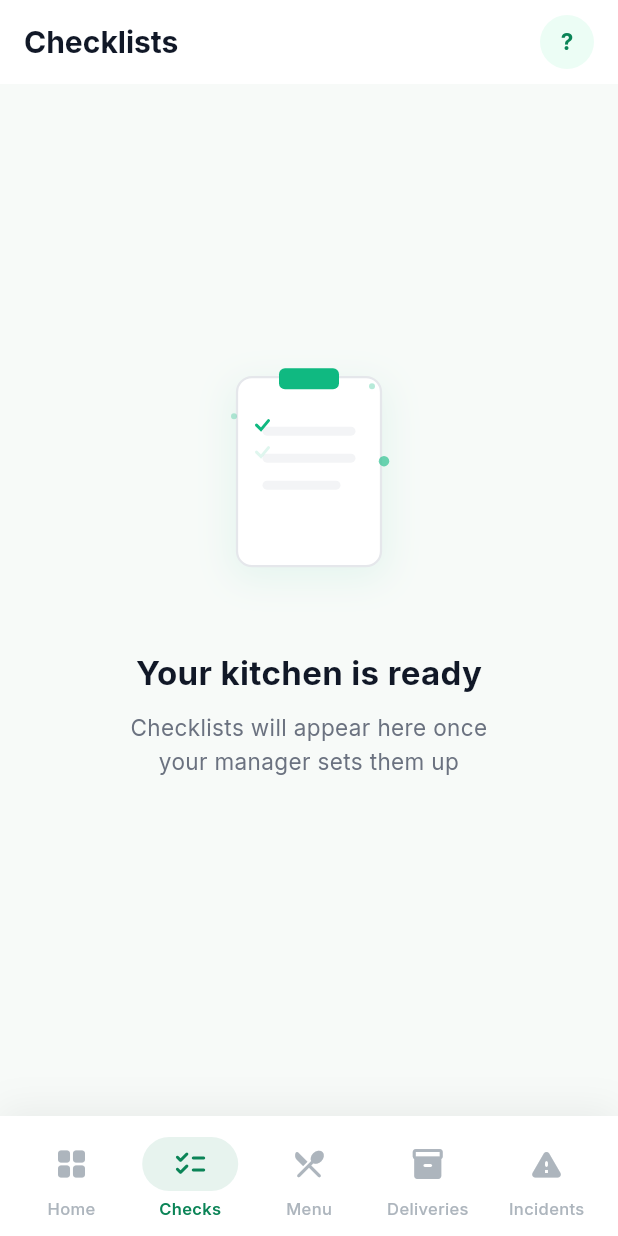
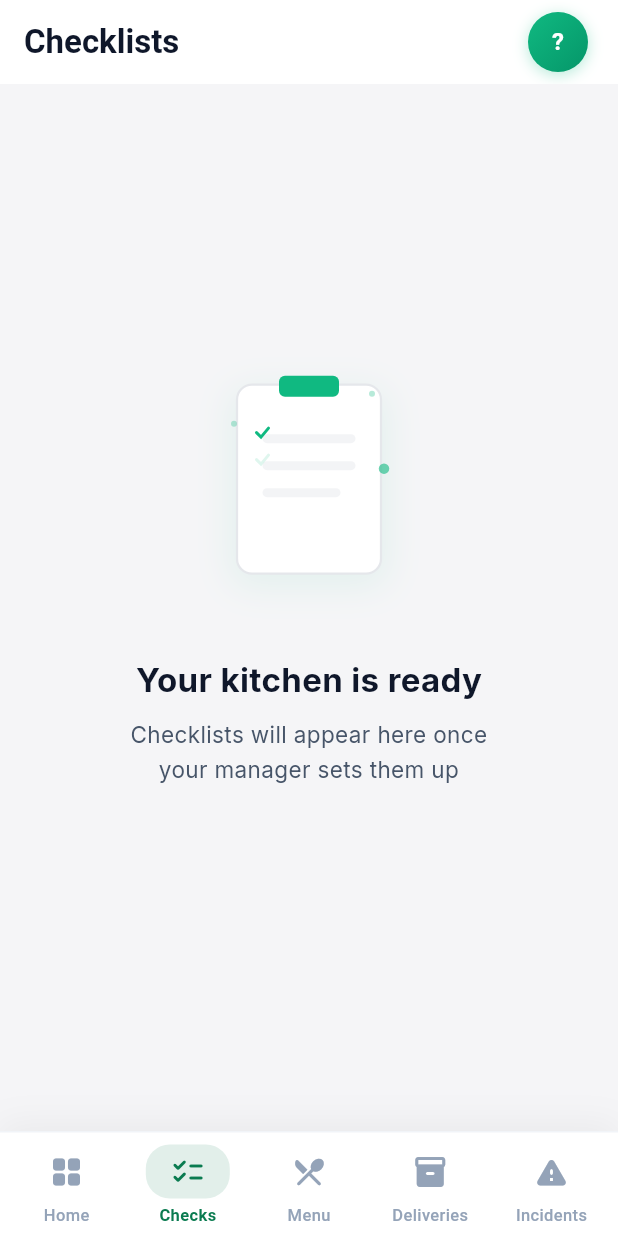
Before and after one commit to KNSTNTN24/haccp-mobile, a Flutter app: the screen it shows once a user with an empty profile is signed in, item 2 of the bottom bar chosen, on a phone screen of 412 x 824 dp. Run offline on Flutter 3.47's test engine with Material 3 defaults, Android fonts, the phone set to English and light mode, and no system bars; our stand-ins replace csv, file_picker, flutter_riverpod, go_router, google_fonts, image_picker and 3 more; missing offline and left inert: dart:html; accounts and stored records are empty.

Commit message:
Design system overhaul: SF Pro font, richer colors, stronger contrast
- Switch from Google Fonts Inter to native iOS SF Pro
- Deeper text colors (slate-900/600), Apple-like neutral background
- Brighter accent backgrounds (green50, red50, purple50)
- AppBar: 22px SF Pro Display, green gradient avatar with shadow
- Dashboard: top padding above daily diary card
- Incidents: green FAB/filters, redesigned cards with proper hierarchy
- Deliveries: unified card style, removed inner AppBar
- Profile: restructured sections (Documents & Logs + Settings)
- Menu: merged Recipes+Allergens with segmented control
- Bottom nav: 5 tabs (Home, Checks, Menu, Deliveries, Incidents)
- Recipe FAB: add sheet with Create Manually / Import with AI

Co-Authored-By: Claude Opus 4.6 (1M context) <noreply@anthropic.com>

```diff
--- a/lib/config/theme.dart
+++ b/lib/config/theme.dart
@@ -1,39 +1,39 @@
 import 'package:flutter/material.dart';
-import 'package:google_fonts/google_fonts.dart';
+import 'package:flutter/cupertino.dart';
 
 class AppColors {
-  // Core palette — fresh green + clean white
-  static const primary = Color(0xFF0B8457);      // deep emerald
-  static const primaryLight = Color(0xFF10B981);  // vibrant green
-  static const primaryPale = Color(0xFFECFDF5);   // green tint bg
+  // Core palette — rich emerald + warm neutrals
+  static const primary = Color(0xFF0A7B50);        // deep emerald (slightly darker)
+  static const primaryLight = Color(0xFF10B981);    // vibrant green
+  static const primaryPale = Color(0xFFD1FAE5);     // green tint bg (more visible)
   static const surface = Color(0xFFFFFFFF);
-  static const background = Color(0xFFF7FAF8);    // barely-green white
-  static const darkText = Color(0xFF111827);
-  static const midText = Color(0xFF6B7280);
-  static const lightText = Color(0xFF9CA3AF);
-  static const divider = Color(0xFFE5E7EB);
+  static const background = Color(0xFFF5F5F7);      // cool neutral (Apple-like)
+  static const darkText = Color(0xFF0F172A);         // slate-900 (deeper black)
+  static const midText = Color(0xFF475569);          // slate-600 (richer gray)
+  static const lightText = Color(0xFF94A3B8);        // slate-400
+  static const divider = Color(0xFFE2E8F0);          // slate-200
   static const error = Color(0xFFDC2626);
   static const warning = Color(0xFFF59E0B);
 
-  // Legacy aliases for other screens
-  static const darkBlue = Color(0xFF111827);
+  // Legacy aliases
+  static const darkBlue = Color(0xFF0F172A);
   static const gold = Color(0xFF10B981);
-  static const cream = Color(0xFFF7FAF8);
+  static const cream = Color(0xFFF5F5F7);
   static const white = Color(0xFFFFFFFF);
   static const success = Color(0xFF10B981);
 
-  // Stat card accent colors
+  // Accent colors
   static const blue50 = Color(0xFFEFF6FF);
   static const blue600 = Color(0xFF2563EB);
-  static const green50 = Color(0xFFECFDF5);
+  static const green50 = Color(0xFFD1FAE5);
   static const green600 = Color(0xFF10B981);
   static const orange50 = Color(0xFFFFF7ED);
   static const orange600 = Color(0xFFEA580C);
-  static const red50 = Color(0xFFFEF2F2);
+  static const red50 = Color(0xFFFEE2E2);
   static const red600 = Color(0xFFDC2626);
-  static const purple50 = Color(0xFFFAF5FF);
+  static const purple50 = Color(0xFFF3E8FF);
   static const purple600 = Color(0xFF7C3AED);
-  static const yellow50 = Color(0xFFFEFCE8);
+  static const yellow50 = Color(0xFFFEF9C3);
   static const yellow600 = Color(0xFFF59E0B);
 }
 
@@ -52,19 +52,22 @@ class AppTheme {
         onSecondary: Colors.white,
         onSurface: AppColors.darkText,
       ),
-      textTheme: GoogleFonts.interTextTheme().apply(
+      fontFamily: '.SF Pro Text',
+      textTheme: const TextTheme().apply(
         bodyColor: AppColors.darkText,
         displayColor: AppColors.darkText,
+        fontFamily: '.SF Pro Text',
       ),
-      appBarTheme: AppBarTheme(
+      appBarTheme: const AppBarTheme(
         backgroundColor: AppColors.surface,
         foregroundColor: AppColors.darkText,
         elevation: 0,
         scrolledUnderElevation: 0.5,
-        centerTitle: true,
-        titleTextStyle: GoogleFonts.inter(
-          fontSize: 17,
-          fontWeight: FontWeight.w600,
+        centerTitle: false,
+        titleTextStyle: TextStyle(
+          fontFamily: '.SF Pro Display',
+          fontSize: 22,
+          fontWeight: FontWeight.w700,
           color: AppColors.darkText,
         ),
       ),
@@ -76,7 +79,8 @@ class AppTheme {
           shape: RoundedRectangleBorder(
             borderRadius: BorderRadius.circular(12),
           ),
-          textStyle: GoogleFonts.inter(
+          textStyle: const TextStyle(
+            fontFamily: '.SF Pro Text',
             fontSize: 16,
             fontWeight: FontWeight.w600,
           ),
@@ -102,8 +106,8 @@ class AppTheme {
           borderSide: const BorderSide(color: AppColors.error),
         ),
         contentPadding: const EdgeInsets.symmetric(horizontal: 16, vertical: 14),
-        hintStyle: GoogleFonts.inter(color: AppColors.lightText),
-        labelStyle: GoogleFonts.inter(color: AppColors.darkText),
+        hintStyle: const TextStyle(fontFamily: '.SF Pro Text', color: AppColors.lightText),
+        labelStyle: const TextStyle(fontFamily: '.SF Pro Text', color: AppColors.midText),
       ),
       cardTheme: CardThemeData(
         elevation: 0,
--- a/lib/screens/dashboard/dashboard_screen.dart
+++ b/lib/screens/dashboard/dashboard_screen.dart
@@ -24,6 +24,7 @@ class DashboardScreen extends ConsumerWidget {
         child: Column(
           crossAxisAlignment: CrossAxisAlignment.start,
           children: [
+            const SizedBox(height: 16),
             // Body
             Padding(
               padding: const EdgeInsets.symmetric(horizontal: 20),
--- a/lib/widgets/app_scaffold.dart
+++ b/lib/widgets/app_scaffold.dart
@@ -2,7 +2,7 @@ import 'package:flutter/material.dart';
 import 'package:flutter/services.dart';
 import 'package:flutter_riverpod/flutter_riverpod.dart';
 import 'package:go_router/go_router.dart';
-import 'package:google_fonts/google_fonts.dart';
+// Using native iOS SF Pro fonts
 import '../config/theme.dart';
 import '../providers/auth_provider.dart';
 
@@ -57,25 +57,31 @@ class AppScaffold extends ConsumerWidget {
     return Scaffold(
       appBar: AppBar(
         title: Text(title,
-          style: GoogleFonts.inter(fontSize: 20, fontWeight: FontWeight.w700, color: AppColors.darkText),
+          style: TextStyle(fontFamily: '.SF Pro Text',fontSize: 22, fontWeight: FontWeight.w700, color: AppColors.darkText),
         ),
         centerTitle: false,
         backgroundColor: AppColors.surface,
         elevation: 0,
         scrolledUnderElevation: 0.5,
+        toolbarHeight: 56,
         actions: [
           GestureDetector(
             onTap: () => context.go('/profile'),
             child: Container(
-              width: 36, height: 36,
-              margin: const EdgeInsets.only(right: 16),
-              decoration: const BoxDecoration(
-                color: AppColors.primaryPale,
+              width: 40, height: 40,
+              margin: const EdgeInsets.only(right: 20),
+              decoration: BoxDecoration(
+                gradient: const LinearGradient(
+                  begin: Alignment.topLeft,
+                  end: Alignment.bottomRight,
+                  colors: [Color(0xFF10B981), Color(0xFF059669)],
+                ),
                 shape: BoxShape.circle,
+                boxShadow: [BoxShadow(color: const Color(0xFF10B981).withValues(alpha: 0.3), blurRadius: 8, offset: const Offset(0, 2))],
               ),
               child: Center(
                 child: Text(initial,
-                  style: GoogleFonts.inter(fontSize: 15, fontWeight: FontWeight.w700, color: AppColors.primary)),
+                  style: TextStyle(fontFamily: '.SF Pro Text',fontSize: 16, fontWeight: FontWeight.w700, color: Colors.white)),
               ),
             ),
           ),
@@ -85,14 +91,15 @@ class AppScaffold extends ConsumerWidget {
       bottomNavigationBar: Container(
         decoration: BoxDecoration(
           color: Colors.white,
+          border: Border(top: BorderSide(color: AppColors.divider.withValues(alpha: 0.5))),
           boxShadow: [
-            BoxShadow(color: Colors.black.withValues(alpha: 0.06), blurRadius: 20, offset: const Offset(0, -4)),
+            BoxShadow(color: Colors.black.withValues(alpha: 0.05), blurRadius: 20, offset: const Offset(0, -4)),
           ],
         ),
         child: SafeArea(
           top: false,
           child: Padding(
-            padding: const EdgeInsets.fromLTRB(8, 8, 8, 4),
+            padding: const EdgeInsets.fromLTRB(4, 8, 4, 6),
             child: Row(
               children: _tabs.asMap().entries.map((entry) {
                 final i = entry.key;
@@ -125,31 +132,27 @@ class _NavBarItem extends StatelessWidget {
 
   @override
   Widget build(BuildContext context) {
-    return AnimatedContainer(
-      duration: const Duration(milliseconds: 200),
-      curve: Curves.easeOut,
-      padding: const EdgeInsets.symmetric(vertical: 6),
-      child: Column(
+    return Column(
       mainAxisSize: MainAxisSize.min,
       children: [
         AnimatedContainer(
           duration: const Duration(milliseconds: 200),
           curve: Curves.easeOut,
-            padding: EdgeInsets.symmetric(horizontal: isActive ? 20 : 12, vertical: 6),
+          padding: EdgeInsets.symmetric(horizontal: isActive ? 16 : 12, vertical: 6),
           decoration: BoxDecoration(
-              color: isActive ? AppColors.primary.withValues(alpha: 0.1) : Colors.transparent,
-              borderRadius: BorderRadius.circular(20),
+            color: isActive ? AppColors.primary.withValues(alpha: 0.12) : Colors.transparent,
+            borderRadius: BorderRadius.circular(16),
           ),
-            child: Icon(icon, size: 24, color: isActive ? AppColors.primary : const Color(0xFFADB5BD)),
+          child: Icon(icon, size: 24,
+            color: isActive ? AppColors.primary : const Color(0xFF94A3B8)),
         ),
-          const SizedBox(height: 4),
-          Text(label, style: GoogleFonts.inter(
+        const SizedBox(height: 3),
+        Text(label, style: TextStyle(fontFamily: '.SF Pro Text',
           fontSize: 11,
-            fontWeight: isActive ? FontWeight.w600 : FontWeight.w500,
-            color: isActive ? AppColors.primary : const Color(0xFFADB5BD),
+          fontWeight: isActive ? FontWeight.w700 : FontWeight.w500,
+          color: isActive ? AppColors.primary : const Color(0xFF94A3B8),
         )),
       ],
-      ),
     );
   }
 }
```
Lines whose indentation alone changed are shown as unchanged.
